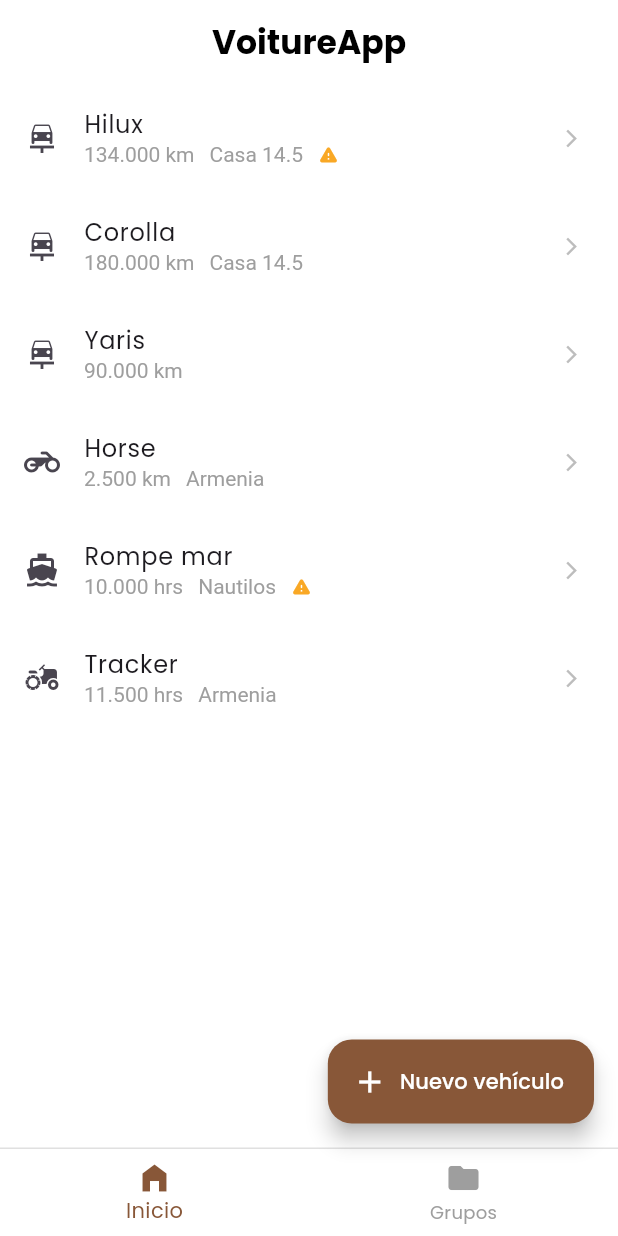
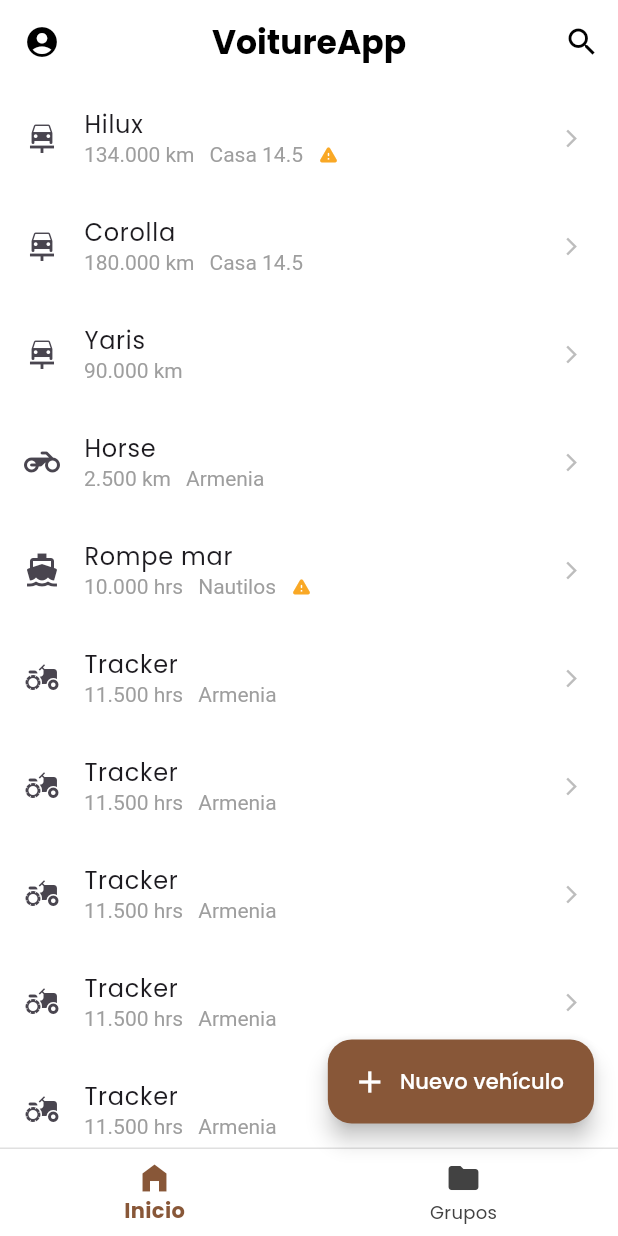
Before and after one commit to AdelSuarez/voiture-app, a Flutter app: the screen it shows after launch, on a phone screen of 412 x 824 dp. Run offline on Flutter 3.47's test engine with Material 3 defaults, Android fonts, the phone set to English and light mode, and no system bars; our stand-ins replace google_fonts.

Commit message:
bug fixes, interface improvements

```diff
--- a/lib/main.dart
+++ b/lib/main.dart
@@ -33,7 +33,8 @@
       initialRoute: 'home',
       routes: {
         'home': (context) => const MainScreen(),
-        'new_vehicle': (context) => const NewVehicle(),
+        'new_vehicle': (context) => const NewVehicleScreen(),
+        'new_group': (context) => const NewGroupScreen(),
         'about_vehicle': (context) => const AboutVehicleScreen(),
         'about_group_vehicle': (context) => const AboutGroupCarScreen(),
       },
--- a/lib/providers/navigation_bar_provider.dart
+++ b/lib/providers/navigation_bar_provider.dart
@@ -2,10 +2,18 @@
 
 class NavigationBarProvider extends ChangeNotifier {
   int _currentIndex = 0;
-  final List<String> _typoButton = ['Nuevo vehículo', 'Nuevo Grupo'];
+
+  final Map<int, List> _routes = {
+    0: ['Nuevo vehículo', 'new_vehicle'],
+    1: ['Nuevo Grupo', 'new_group'],
+  };
 
   int get currentIndex => _currentIndex;
-  List<String> get typoButton => _typoButton;
+  Map<int, List> get routes => _routes;
+
+  String getRoute(int index) {
+    return _routes[index]?[1];
+  }
 
   void setIndex(int index) {
     _currentIndex = index;
--- a/lib/screens/main_screen.dart
+++ b/lib/screens/main_screen.dart
@@ -10,12 +10,18 @@
   @override
   Widget build(BuildContext context) {
     final navigationBarProvider = Provider.of<NavigationBarProvider>(context);
+    final navigationCurrentIndex = navigationBarProvider.currentIndex;
+
     final views = <Widget>[
       const HomeView(),
       const GroupView(),
     ];
     return Scaffold(
       appBar: AppBar(
+        leading: IconButton(
+          icon: const Icon(Icons.account_circle),
+          onPressed: () {},
+        ),
         title: const Text(
           'VoitureApp',
           style: TextStyle(fontWeight: FontWeight.bold),
@@ -27,6 +33,13 @@
         //     height: 1.0,
         //   ),
         // ),
+
+        actions: [
+          IconButton(
+            icon: const Icon(Icons.search),
+            onPressed: () {},
+          ),
+        ],
       ),
       bottomNavigationBar:
           _NavigationBar(navigationBarProvider: navigationBarProvider),
@@ -36,10 +49,10 @@
       ),
       floatingActionButton: FloatingActionButton.extended(
         onPressed: () {
-          Navigator.pushNamed(context, 'new_vehicle');
+          Navigator.pushNamed(
+              context, navigationBarProvider.getRoute(navigationCurrentIndex));
         },
-        label: Text(navigationBarProvider
-            .typoButton[navigationBarProvider.currentIndex]),
+        label: Text(navigationBarProvider.routes[navigationCurrentIndex]?[0]),
         icon: const Icon(Icons.add),
       ),
     );
--- a/lib/screens/screens.dart
+++ b/lib/screens/screens.dart
@@ -1,3 +1,4 @@
+export 'package:manager_car/screens/new_group_screen.dart';
 export 'package:manager_car/screens/about_group_screen_car.dart';
 export 'package:manager_car/screens/about_vehicle_screen.dart';
 export 'package:manager_car/screens/main_screen.dart';
--- a/lib/theme/app_theme.dart
+++ b/lib/theme/app_theme.dart
@@ -16,16 +16,18 @@
     appBarTheme: const AppBarTheme(
       backgroundColor: Colors.white,
       foregroundColor: Colors.black,
-      // backgroundColor: Colors.white,
       centerTitle: true,
+      scrolledUnderElevation: 0,
     ),
 
     /// Define the bottom navigation bar theme.
-    bottomNavigationBarTheme: const BottomNavigationBarThemeData(
+    bottomNavigationBarTheme: BottomNavigationBarThemeData(
       elevation: 0,
       backgroundColor: Colors.white,
       selectedItemColor: primaryColor,
-      unselectedItemColor: Colors.grey,
+      unselectedItemColor: Colors.grey[800],
+      selectedLabelStyle:
+          const TextStyle(fontWeight: FontWeight.bold, fontSize: 14),
     ),
 
     /// Define the floating action button theme.
@@ -70,5 +72,18 @@
     dialogTheme: const DialogTheme(
       backgroundColor: Colors.white,
     ),
+
+    /// Define the text button theme.
+    textButtonTheme: TextButtonThemeData(
+      style: ButtonStyle(
+        shape: WidgetStateProperty.all<RoundedRectangleBorder>(
+          RoundedRectangleBorder(
+            borderRadius: BorderRadius.circular(8),
+          ),
+        ),
+        backgroundColor: WidgetStateProperty.all<Color>(primaryColor),
+        foregroundColor: WidgetStateProperty.all<Color>(Colors.white),
+      ),
+    ),
   );
 }
--- a/lib/views/home_view.dart
+++ b/lib/views/home_view.dart
@@ -45,6 +45,48 @@
             vehicleMileageKm: '11.500',
             typeVehicle: 'machine',
           ),
+          ItemVehicle(
+            group: 'Armenia',
+            title: 'Tracker',
+            vehicleMileageKm: '11.500',
+            typeVehicle: 'machine',
+          ),
+          ItemVehicle(
+            group: 'Armenia',
+            title: 'Tracker',
+            vehicleMileageKm: '11.500',
+            typeVehicle: 'machine',
+          ),
+          ItemVehicle(
+            group: 'Armenia',
+            title: 'Tracker',
+            vehicleMileageKm: '11.500',
+            typeVehicle: 'machine',
+          ),
+          ItemVehicle(
+            group: 'Armenia',
+            title: 'Tracker',
+            vehicleMileageKm: '11.500',
+            typeVehicle: 'machine',
+          ),
+          ItemVehicle(
+            group: 'Armenia',
+            title: 'Tracker',
+            vehicleMileageKm: '11.500',
+            typeVehicle: 'machine',
+          ),
+          ItemVehicle(
+            group: 'Armenia',
+            title: 'Tracker',
+            vehicleMileageKm: '11.500',
+            typeVehicle: 'machine',
+          ),
+          ItemVehicle(
+            group: 'Armenia',
+            title: 'Tracker',
+            vehicleMileageKm: '11.500',
+            typeVehicle: 'machine',
+          ),
         ],
       ),
     );
--- a/lib/widgets/widgets.dart
+++ b/lib/widgets/widgets.dart
@@ -1,2 +1,3 @@
+export 'package:manager_car/widgets/custom_button.dart';
 export 'package:manager_car/widgets/display_dialog.dart';
 export 'package:manager_car/widgets/item_vehicle.dart';
```
Also changed, not shown: lib/screens/new_group_screen.dart (added, +110 -0 lines), lib/screens/new_vehicle_screen.dart (+16 -13 lines), lib/widgets/custom_button.dart (added, +36 -0 lines).
